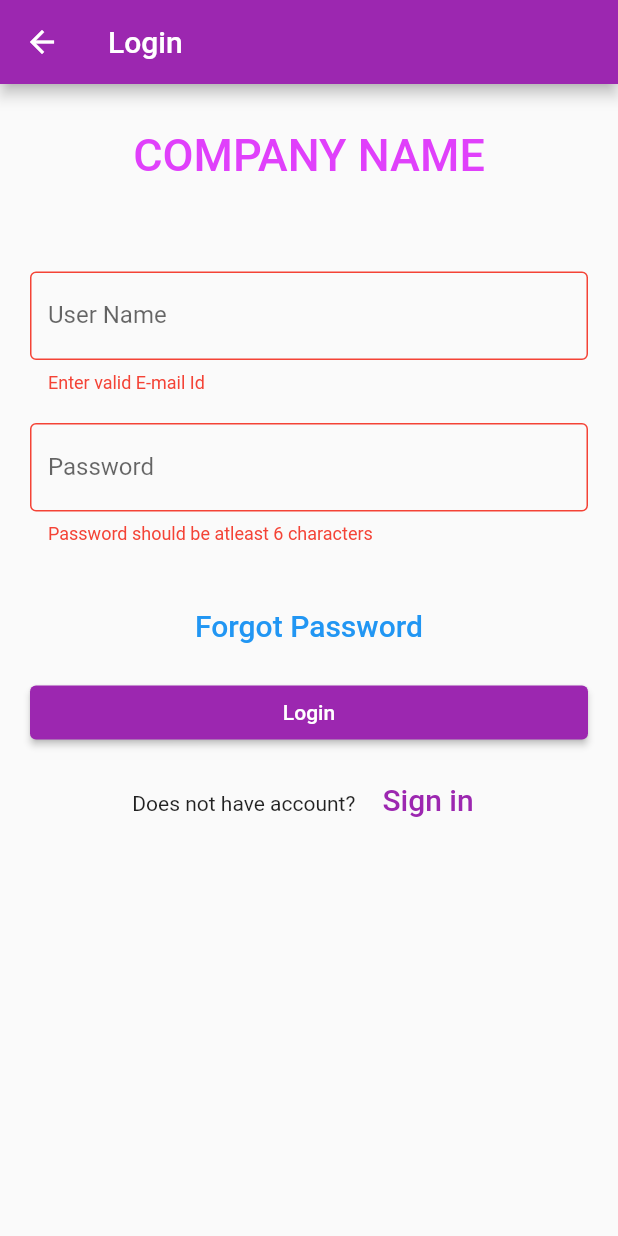
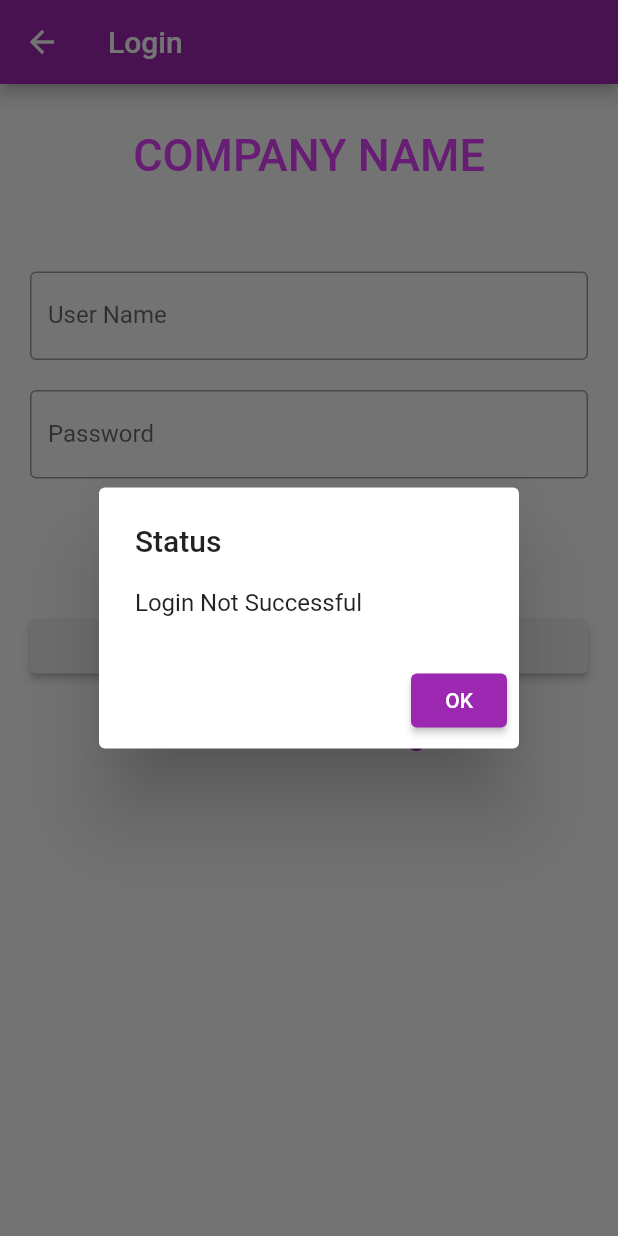
Before and after one commit to sujataagarwal/flutter_bloc_rxdart_basic-main, a Flutter app: the LoginScreen screen opened by its route, after a tap on "Login", on a phone screen of 412 x 824 dp. Run offline on Flutter 3.47's test engine with Material 2 defaults, Android fonts, the phone set to English and light mode, and no system bars; our stand-ins replace connectivity_plus, dio, rxdart.

Commit message:
Done Login with BLoC Architecture
Login with Bloc Architecture

```diff
--- a/lib/src/common/blocs/connectivity_bloc.dart
+++ b/lib/src/common/blocs/connectivity_bloc.dart
@@ -9,7 +9,7 @@ class ConnectivityBloc {
 
   //seedValue :ConnectionStatus.online
   // Default will be offline. This controller will help to emit new states when the connection changes.
-  final _controller = BehaviorSubject<ConnectivityResult>(seedValue: ConnectivityResult.none);
+  final _controller = BehaviorSubject<ConnectivityResult>.seeded(ConnectivityResult.none);
   StreamSubscription? _connectionSubscription;
 
   checkInternetConnection() {
@@ -19,7 +19,7 @@ class ConnectivityBloc {
   // The [ConnectionStatusValueNotifier] will subscribe to this
   // stream and everytime the connection status change it
   // will update it's value
-  Observable get internetStatus => _controller.stream;
+  Stream<ConnectivityResult> get internetStatus => _controller.stream;
 
   Future<void> _checkInternetConnection()
   async {
--- a/lib/src/login/ui/login_screen.dart
+++ b/lib/src/login/ui/login_screen.dart
@@ -1,31 +1,26 @@
 import 'package:flutter/material.dart';
 import 'package:flutter/services.dart';
-import 'package:form_field_validator/form_field_validator.dart';
-import '../models/login_model.dart';
+import 'package:poc_bloc/src/login/blocs/login_bloc.dart';
 
 class LoginScreen extends StatelessWidget {
   static const routeName = '/login-screen';
 
-  final _userNameController = TextEditingController();
-  final _passwordController = TextEditingController();
   final _passwordFocusNode = FocusNode();
   final _forgotPasswordFocusNode = FocusNode();
   final _loginFocusNode = FocusNode();
-
-  var _loginDetails = LoginModel(loginId: '', password: '');
-
   final _form = GlobalKey<FormState>();
 
-  void _saveForm() {
-    print ('Save form');
-
-    final isFormValid = _form.currentState?.validate();
-
-    if (isFormValid != null ) {
-      _form.currentState?.save();
-      print('Login Entered ${_loginDetails.loginId}');
-      print('Password Entered ${_loginDetails.password}');
-    }
+  Widget renderAlertDialog(String message) {
+    return AlertDialog(
+      title: const Text('Status'),
+      content: Text(message),
+      actions: [
+        ElevatedButton(
+          child: const Text("OK"),
+          onPressed: () {},
+        ),
+      ],
+    );
   }
 
   @override
@@ -52,62 +47,58 @@ class LoginScreen extends StatelessWidget {
               const SizedBox(
                 height: 40,
               ),
-              Container(
+              StreamBuilder<String>(
+                  stream: login_bloc.loginId,
+                  builder: (context, snapshot) {
+                    return Container(
                       padding: const EdgeInsets.all(10),
                       child: TextFormField(
-                  controller: _userNameController,
-                  decoration: const InputDecoration(
-                    border: OutlineInputBorder(),
+                        onChanged: (val) => login_bloc.sinkLoginId.add(val),
+                        decoration: InputDecoration(
+                            border: const OutlineInputBorder(),
                             labelText: 'User Name',
+                            errorText: snapshot.hasError
+                                ? snapshot.error.toString()
+                                : null),
+                        onFieldSubmitted: (_) {
+                          FocusScope.of(context)
+                              .requestFocus(_passwordFocusNode);
+                        },
+
                       ),
-                  onFieldSubmitted: (_) {
-                    FocusScope.of(context).requestFocus(_passwordFocusNode);
-                  },
-                  onSaved: (value) {
-                    _loginDetails = LoginModel(
-                        loginId: value!,
-                        password: _loginDetails.password);
-                  },
-                  validator: MultiValidator([
-                  EmailValidator(errorText: 'Enter valid E-mail Id'),
-                  MinLengthValidator(3, errorText: 'Enter valid E-mail Id'),
-                  ]),
-                ),
-              ),
-              Container(
+                    );
+                  }),
+              StreamBuilder<String>(
+                  stream: login_bloc.password,
+                  builder: (context, snapshot) {
+                    return Container(
                       padding: const EdgeInsets.fromLTRB(10, 10, 10, 0),
                       child: TextFormField(
-                  obscureText: true,
-                  // to hide the text entered
-                  controller: _passwordController,
-                  decoration: const InputDecoration(
-                    border: OutlineInputBorder(),
+                        onChanged: (val) => login_bloc.sinkPassword.add(val),
+                        obscureText: true, // to hide the text entered
+                        decoration: InputDecoration(
+                            border: const OutlineInputBorder(),
                             labelText: 'Password',
-                  ),
+                            errorText: snapshot.hasError
+                                ? snapshot.error.toString()
+                                : null),
                         inputFormatters: [
-                    FilteringTextInputFormatter.allow(RegExp(r'^[a-zA-Z0-9_\-=@,\.;]+')),
+                          FilteringTextInputFormatter.allow(
+                              RegExp(r'^[a-zA-Z0-9_\-=@,\.;]+')),
                         ],
                         focusNode: _passwordFocusNode,
                         onFieldSubmitted: (_) {
                           FocusScope.of(context)
                               .requestFocus(_forgotPasswordFocusNode);
                         },
-                  onSaved: (value) {
-                    _loginDetails = LoginModel(
-                        loginId: _loginDetails.loginId, password: value!);
-                  },
-                  validator: MultiValidator([
-                    MinLengthValidator(6,errorText: "Password should be atleast 6 characters"),
-                    MaxLengthValidator(15,errorText: "Password should not be greater than 15 characters")
-                  ]),
                       ),
-              ),
+                    );
+                  }),
               const SizedBox(
                 height: 30,
               ),
               TextButton(
-                  onPressed: () {
-                  },
+                  onPressed: () {},
                   focusNode: _forgotPasswordFocusNode,
                   onFocusChange: (_) {
                     FocusScope.of(context).requestFocus(_loginFocusNode);
@@ -116,19 +107,32 @@ class LoginScreen extends StatelessWidget {
                     'Forgot Password',
                     style: TextStyle(color: Colors.blue, fontSize: 20),
                   )),
-              Container(
+              StreamBuilder<bool>(
+                  stream: login_bloc.submitValid,
+                  builder: (context, validData) {
+                    return Container(
                       padding: const EdgeInsets.all(10),
                       child: ElevatedButton(
                         onPressed: () {
-                    _saveForm();
-
+                          showDialog(context: context, builder: (BuildContext context) {
+                            if (validData.data == true) {
+                              return renderAlertDialog('Login Successful');
+                            } else {
+                              return renderAlertDialog('Login Not Successful');
+                            }
+                          });
                         },
+                        style: ElevatedButton.styleFrom(
+                            backgroundColor: validData.data != true
+                                ? Colors.grey[200]
+                                : Colors.blue),
                         child: const Text(
                           'Login',
                           style: TextStyle(color: Colors.white),
                         ),
                       ),
-              ),
+                    );
+                  }),
               Row(
                 crossAxisAlignment: CrossAxisAlignment.center,
                 mainAxisAlignment: MainAxisAlignment.center,
--- a/lib/src/movies/blocs/movies_bloc.dart
+++ b/lib/src/movies/blocs/movies_bloc.dart
@@ -12,9 +12,9 @@ class MoviesBloc {
   final _movieDetails = BehaviorSubject<Result>();
 
   // sends the list of all movies to UI
-  Observable<ItemModel> get allMovies => _moviesFetcher.stream;
+  Stream<ItemModel> get allMovies => _moviesFetcher.stream;
 
-  Observable<Result> get movieDetails => _movieDetails.stream;
+  Stream<Result> get movieDetails => _movieDetails.stream;
 
   fetchAllMovies() async {
     ItemModel itemModel = await _repository.fetchAllMovies();
```
Also changed, not shown: lib/src/login/blocs/login_bloc.dart (added, +46 -0 lines), pubspec.yaml (+4 -4 lines), pubspec.lock. Lines whose indentation alone changed are shown as unchanged.
